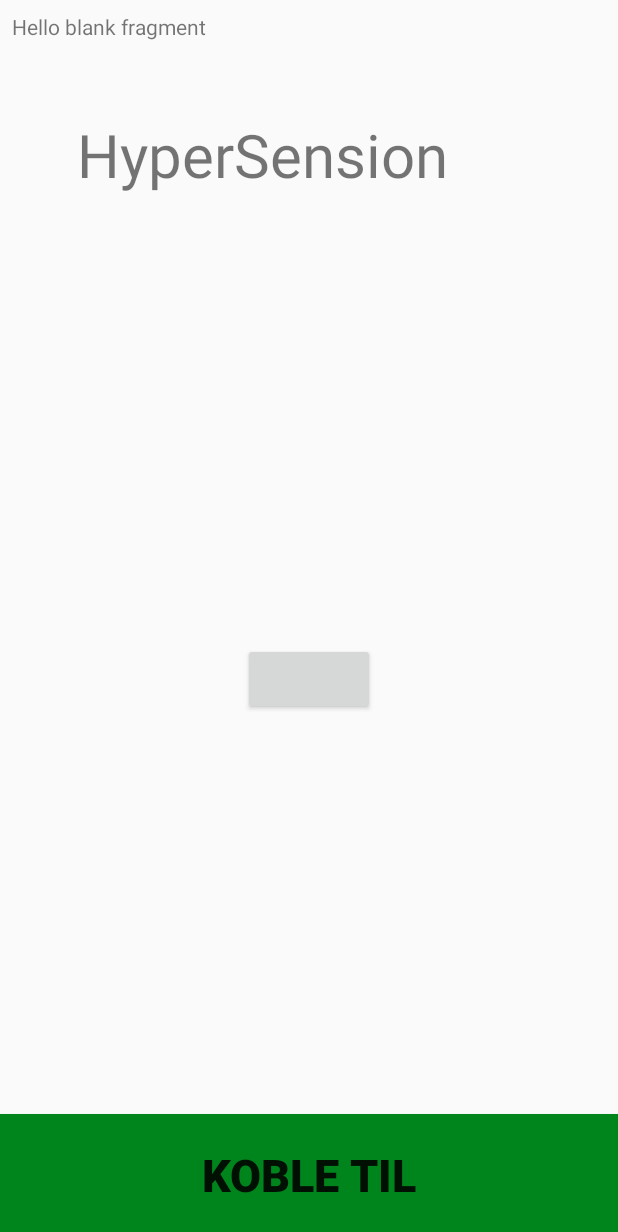
After one commit to andreash97/HyperSensionApp, an Android app: the fragment info placed in its activity, on a phone screen of 412 x 824 dp. The commit adds this screen. Shown: the top 1232 px of the screen. Run offline under Robolectric (Android 15) with nearby library versions, the phone set to English and light mode, and no system bars.

Commit message:
added 2 fragments

```diff
--- /dev/null
+++ b/app/src/main/java/com/example/hypersensionapp/Fragments/info.kt
@@ -0,0 +1,100 @@
+package com.example.hypersensionapp.Fragments
+
+import android.content.Context
+import android.net.Uri
+import android.os.Bundle
+import android.support.v4.app.Fragment
+import android.view.LayoutInflater
+import android.view.View
+import android.view.ViewGroup
+
+import com.example.hypersensionapp.R
+
+// TODO: Rename parameter arguments, choose names that match
+// the fragment initialization parameters, e.g. ARG_ITEM_NUMBER
+private const val ARG_PARAM1 = "param1"
+private const val ARG_PARAM2 = "param2"
+
+/**
+ * A simple [Fragment] subclass.
+ * Activities that contain this fragment must implement the
+ * [info.OnFragmentInteractionListener] interface
+ * to handle interaction events.
+ * Use the [info.newInstance] factory method to
+ * create an instance of this fragment.
+ *
+ */
+class info : Fragment() {
+    // TODO: Rename and change types of parameters
+
+    private var listener: OnFragmentInteractionListener? = null
+
+    override fun onCreate(savedInstanceState: Bundle?) {
+        super.onCreate(savedInstanceState)
+        arguments?.let {
+
+        }
+    }
+
+    override fun onCreateView(
+        inflater: LayoutInflater, container: ViewGroup?,
+        savedInstanceState: Bundle?
+    ): View? {
+        // Inflate the layout for this fragment
+        return inflater.inflate(R.layout.fragment_info, container, false)
+    }
+
+    // TODO: Rename method, update argument and hook method into UI event
+    fun onButtonPressed(uri: Uri) {
+        listener?.onFragmentInteraction(uri)
+    }
+
+    override fun onAttach(context: Context) {
+        super.onAttach(context)
+        if (context is OnFragmentInteractionListener) {
+            listener = context
+        } else {
+            throw RuntimeException(context.toString() + " must implement OnFragmentInteractionListener")
+        }
+    }
+
+    override fun onDetach() {
+        super.onDetach()
+        listener = null
+    }
+
+    /**
+     * This interface must be implemented by activities that contain this
+     * fragment to allow an interaction in this fragment to be communicated
+     * to the activity and potentially other fragments contained in that
+     * activity.
+     *
+     *
+     * See the Android Training lesson [Communicating with Other Fragments]
+     * (http://developer.android.com/training/basics/fragments/communicating.html)
+     * for more information.
+     */
+    interface OnFragmentInteractionListener {
+        // TODO: Update argument type and name
+        fun onFragmentInteraction(uri: Uri)
+    }
+
+    companion object {
+        /**
+         * Use this factory method to create a new instance of
+         * this fragment using the provided parameters.
+         *
+         * @param param1 Parameter 1.
+         * @param param2 Parameter 2.
+         * @return A new instance of fragment info.
+         */
+        // TODO: Rename and change types and number of parameters
+        @JvmStatic
+
+        fun newInstance(): info {
+            val fragment = info()
+            val args = Bundle()
+            return fragment
+        }
+    }
+}
--- a/app/src/main/java/com/example/hypersensionapp/MainActivity.kt
+++ b/app/src/main/java/com/example/hypersensionapp/MainActivity.kt
@@ -1,25 +1,44 @@
 package com.example.hypersensionapp
 
 import android.content.Intent
+import android.net.Uri
 import android.os.Bundle
 import android.support.design.widget.Snackbar
+import android.support.v4.app.FragmentTransaction
 import android.support.v7.app.AppCompatActivity
+import android.util.Log
 import android.view.Menu
 import android.view.MenuItem
 import android.widget.Button
+import com.example.hypersensionapp.Fragments.info
 
 import kotlinx.android.synthetic.main.activity_main.*
 import kotlinx.android.synthetic.main.content_main.*
 
-class MainActivity : AppCompatActivity() {
+class MainActivity : AppCompatActivity(), info.OnFragmentInteractionListener {
+
+    lateinit var infofragment:info
     override fun onCreate(savedInstanceState: Bundle?) {
         super.onCreate(savedInstanceState)
         setContentView(R.layout.activity_main)
+
+        infobutton.setOnClickListener {
+            supportFragmentManager
+                .beginTransaction()
+                .replace(R.id.container, infofragment)
+                .addToBackStack(infofragment.toString())
+                .setTransition(FragmentTransaction.TRANSIT_FRAGMENT_OPEN)
+                .commit()
+        }
 
         connectbutton.setOnClickListener {
             val intentconnect = Intent(this, SelectDeviceActivity::class.java)
             startActivity(intentconnect)
         }
+
+
+        infofragment = info.newInstance()
+
     }
 
 
@@ -38,4 +57,8 @@ class MainActivity : AppCompatActivity() {
             else -> super.onOptionsItemSelected(item)
         }
     }
+
+    override fun onFragmentInteraction(uri: Uri) {
+        Log.d("Info button", "info is comming")
+    }
 }
--- a/app/src/main/res/layout/content_main.xml
+++ b/app/src/main/res/layout/content_main.xml
@@ -27,6 +27,25 @@
             app:layout_constraintEnd_toEndOf="parent"
             app:layout_constraintBottom_toBottomOf="parent"
             android:background="@color/colorPrimary" android:textSize="30sp" android:textStyle="bold"/>
+    <Button
+            android:id="@+id/infobutton"
+            android:layout_width="wrap_content"
+            android:layout_height="wrap_content"
+            app:layout_constraintEnd_toEndOf="parent" android:layout_marginEnd="8dp"
+            android:layout_marginRight="8dp" android:layout_marginTop="8dp"
+            app:layout_constraintTop_toBottomOf="@+id/textView" app:layout_constraintStart_toStartOf="parent"
+            android:layout_marginLeft="8dp" android:layout_marginStart="8dp" android:layout_marginBottom="8dp"
+            app:layout_constraintBottom_toTopOf="@+id/connectbutton"/>
+    <FrameLayout
+            android:layout_width="0dp"
+            android:layout_height="0dp"
+            app:layout_constraintStart_toStartOf="parent" android:layout_marginLeft="8dp"
+            android:layout_marginStart="8dp" android:layout_marginTop="8dp" app:layout_constraintTop_toTopOf="parent"
+            app:layout_constraintEnd_toEndOf="parent" android:layout_marginEnd="8dp" android:layout_marginRight="8dp"
+            android:layout_marginBottom="8dp" app:layout_constraintBottom_toBottomOf="@+id/connectbutton"
+            android:id="@+id/container">
+
+    </FrameLayout>
 
 
 </android.support.constraint.ConstraintLayout>
--- /dev/null
+++ b/app/src/main/res/layout/fragment_info.xml
@@ -0,0 +1,14 @@
+<?xml version="1.0" encoding="utf-8"?>
+<FrameLayout xmlns:android="http://schemas.android.com/apk/res/android"
+             xmlns:tools="http://schemas.android.com/tools"
+             android:layout_width="match_parent"
+             android:layout_height="match_parent"
+             tools:context=".Fragments.info">
+
+    <!-- TODO: Update blank fragment layout -->
+    <TextView
+            android:layout_width="match_parent"
+            android:layout_height="match_parent"
+            android:text="@string/hello_blank_fragment"/>
+
+</FrameLayout>
--- a/app/src/main/res/values/strings.xml
+++ b/app/src/main/res/values/strings.xml
@@ -9,4 +9,7 @@
     <string name="devicestatus">On body</string>
     <string name="testsignaltext">Verifisere signal</string>
     <string name="refresh">Oppdater</string>
+
+    <!-- TODO: Remove or change this placeholder text -->
+    <string name="hello_blank_fragment">Hello blank fragment</string>
 </resources>
```
Also changed, not shown: app/src/main/java/com/example/hypersensionapp/ControlActivity.kt (+56 -32 lines), app/src/main/java/com/example/hypersensionapp/Fragments/testsignal.kt (added, +97 -0 lines), app/src/main/res/layout/connected.xml (+10 -0 lines), app/src/main/res/layout/fragment_testsignal.xml (added, +11 -0 lines).
